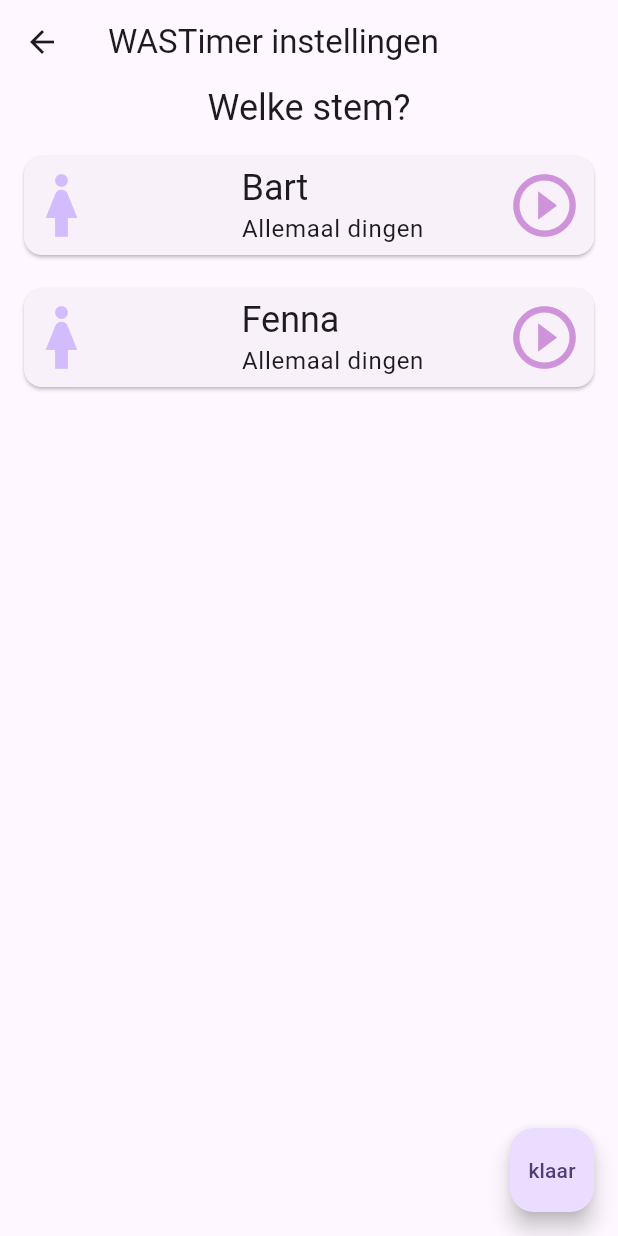
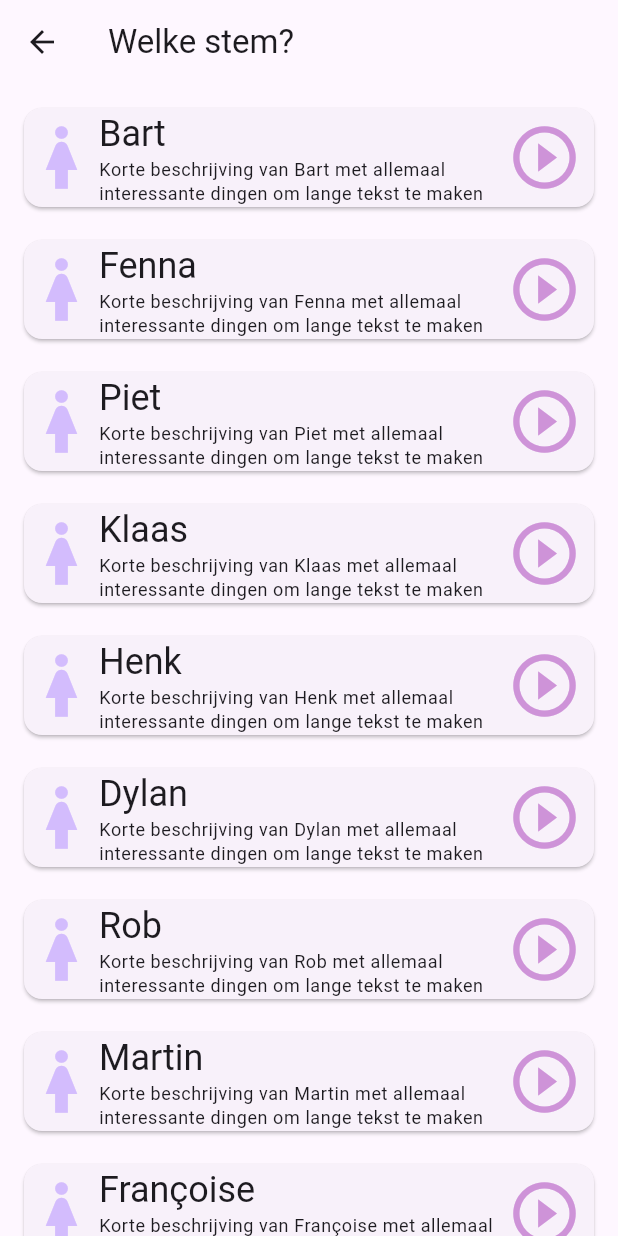
Before and after one commit to bart314/WasTimer, a Flutter app: the screen it shows after launch, item 2 of the bottom bar chosen, on a phone screen of 412 x 824 dp. Run offline on Flutter 3.47's test engine with Material 3 defaults, Android fonts, the phone set to English and light mode, and no system bars; our stand-ins replace audioplayers, circular_countdown_timer, numberpicker, shared_preferences.

Commit message:
Meer responsive

```diff
--- a/lib/screens/instellingen_screen.dart
+++ b/lib/screens/instellingen_screen.dart
@@ -12,26 +12,24 @@ class InstellingenScreen extends StatefulWidget {
 }
 
 class _InstellingenScreenState extends State<InstellingenScreen> {
-  final List<String> voices = ['Bart', 'Fenna'];
+  final List<String> voices = [
+    'Bart',
+    'Fenna',
+    'Piet',
+    'Klaas',
+    'Henk',
+    'Dylan',
+    'Rob',
+    'Martin',
+    'Françoise',
+  ];
 
   @override
   Widget build(BuildContext context) {
     return Scaffold(
-      appBar: AppBar(title: Text('WASTimer instellingen')),
-      body: Column(
-        crossAxisAlignment: CrossAxisAlignment.start,
-        children: [
-          Center(
-            child: Text(
-              'Welke stem?',
-              style: Theme.of(context).textTheme.headlineSmall,
-              textAlign: TextAlign.center,
-            ),
-          ),
-          Center(
-            child: ListView.separated(
-              separatorBuilder: (context, index) =>
-                  SizedBox.square(dimension: 14),
+      appBar: AppBar(title: Text('Welke stem?')),
+      body: ListView.separated(
+        separatorBuilder: (context, index) => SizedBox.square(dimension: 14),
 
         padding: const EdgeInsets.all(12),
         scrollDirection: Axis.vertical,
@@ -39,16 +37,6 @@ class _InstellingenScreenState extends State<InstellingenScreen> {
         itemCount: voices.length,
         itemBuilder: (BuildContext ctx, int idx) =>
             VoiceCard(voice: voices[idx]),
-            ),
-          ),
-        ],
-      ),
-      floatingActionButton: FloatingActionButton(
-        onPressed: () {},
-        child: Row(
-          mainAxisAlignment: MainAxisAlignment.center,
-          children: [Text('klaar')],
-        ),
       ),
     );
   }
@@ -71,7 +59,7 @@ class VoiceCard extends StatelessWidget {
       onTap: () => instellingen.voice = voice,
       child: Card(
         child: Row(
-          mainAxisAlignment: MainAxisAlignment.spaceBetween,
+          mainAxisAlignment: MainAxisAlignment.spaceEvenly,
           children: [
             Icon(
               Icons.woman,
@@ -79,15 +67,20 @@ class VoiceCard extends StatelessWidget {
               color: Theme.of(context).colorScheme.inversePrimary,
             ),
             instellingen.voice == voice ? Icon(Icons.check) : Text(''),
-            Column(
+            Expanded(
+              child: Column(
                 crossAxisAlignment: CrossAxisAlignment.start,
                 children: [
                   Text(voice, style: Theme.of(context).textTheme.headlineSmall),
+
                   Text(
-                  'Allemaal dingen',
-                  style: Theme.of(context).textTheme.bodyLarge,
+                    'Korte beschrijving van $voice met allemaal interessante dingen om lange tekst te maken',
+                    style: Theme.of(context).textTheme.bodySmall,
+                    maxLines: 2,
+                    overflow: TextOverflow.fade,
                   ),
                 ],
+              ),
             ),
 
             IconButton(
```
Lines whose indentation alone changed are shown as unchanged.
